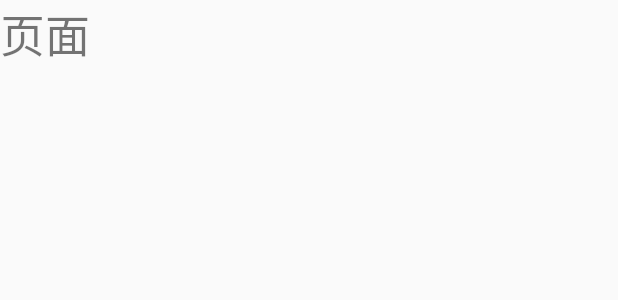
After one commit to 1205799175/Android_BaiduMusic, an Android app: the layout fragment_pages.xml on its own in the app's theme, with its tools: preview values and no code run, on a phone screen of 412 x 824 dp. The commit adds this screen. Shown: the top 300 px of the screen. Run offline under Robolectric (Android 15) with nearby library versions, the phone set to English and light mode, and no system bars.

```diff
--- a/BaiduMusic/app/src/main/java/com/yangyuning/baidumusic/controller/fragment/AbsBaseFragment.java
+++ b/BaiduMusic/app/src/main/java/com/yangyuning/baidumusic/controller/fragment/AbsBaseFragment.java
@@ -30,7 +30,7 @@ public abstract class AbsBaseFragment extends Fragment {
     @Nullable
     @Override
     public View onCreateView(LayoutInflater inflater, @Nullable ViewGroup container, @Nullable Bundle savedInstanceState) {
-        return inflater.inflate(R.layout.activity_main, container, false);
+        return inflater.inflate(setLayout(), container, false);
     }
 
     @Override
--- /dev/null
+++ b/BaiduMusic/app/src/main/res/layout/fragment_pages.xml
@@ -0,0 +1,13 @@
+<?xml version="1.0" encoding="utf-8"?>
+<LinearLayout xmlns:android="http://schemas.android.com/apk/res/android"
+    android:layout_width="match_parent"
+    android:layout_height="match_parent"
+    android:orientation="vertical">
+
+    <TextView
+        android:layout_width="match_parent"
+        android:layout_height="wrap_content"
+        android:text="页面"
+        android:textSize="30sp"/>
+
+</LinearLayout>
--- a/BaiduMusic/app/src/main/res/values/styles.xml
+++ b/BaiduMusic/app/src/main/res/values/styles.xml
@@ -1,7 +1,7 @@
 <resources>
 
     <!-- Base application theme. -->
-    <style name="AppTheme" parent="Theme.AppCompat.Light.DarkActionBar">
+    <style name="AppTheme" parent="Theme.AppCompat.Light.NoActionBar">
         <!-- Customize your theme here. -->
         <item name="colorPrimary">@color/colorPrimary</item>
         <item name="colorPrimaryDark">@color/colorPrimaryDark</item>
```
Also changed, not shown: BaiduMusic/app/build.gradle (+4 -3 lines), BaiduMusic/app/src/main/java/com/yangyuning/baidumusic/controller/activity/MainActivity.java (+38 -6 lines), BaiduMusic/app/src/main/java/com/yangyuning/baidumusic/controller/adapter/C.java (deleted, +0 -7 lines), BaiduMusic/app/src/main/java/com/yangyuning/baidumusic/controller/adapter/VpAdapter.java (added, +32 -0 lines), BaiduMusic/app/src/main/java/com/yangyuning/baidumusic/controller/fragment/PagesFragment.java (added, +23 -0 lines), BaiduMusic/app/src/main/res/layout/activity_main.xml (+20 -9 lines).
